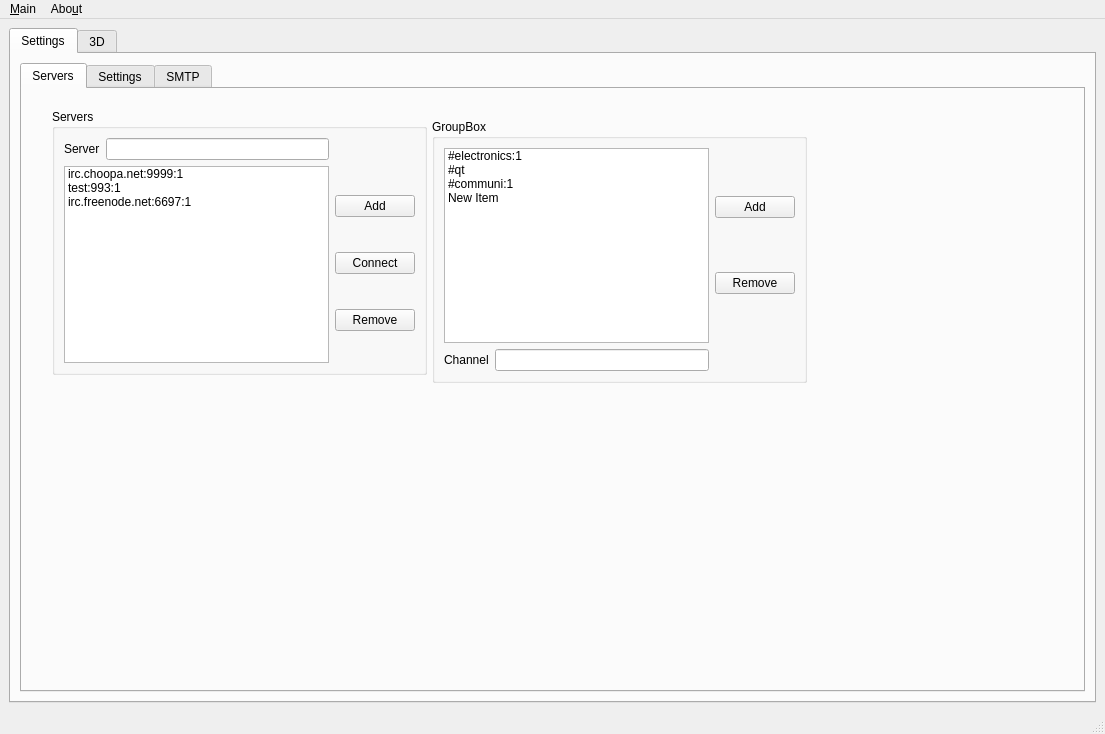
Above: mainwindow.ui from netpipe/cannachat before the change. Below: the same form after it.
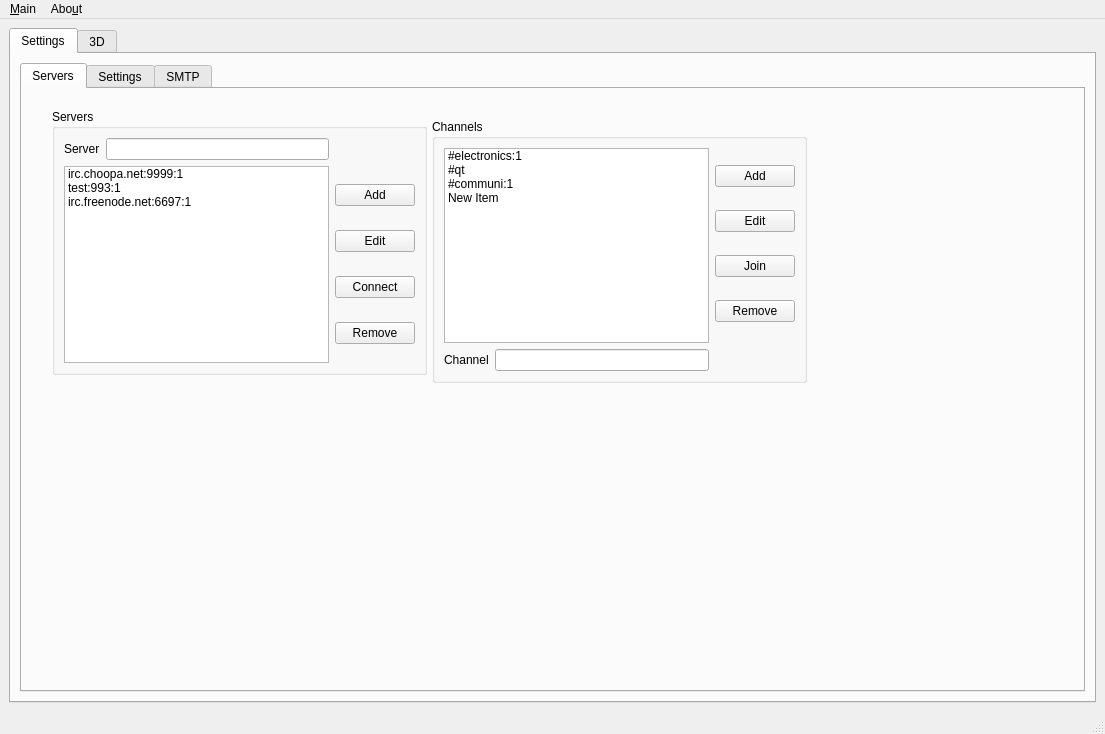
That is the form after the change.

The edit to the form file:
```diff
--- a/mainwindow.ui
+++ b/mainwindow.ui
@@ -89,6 +89,13 @@
                  </property>
                 </widget>
                </item>
+               <item>
+                <widget class="QPushButton" name="serveredit">
+                 <property name="text">
+                  <string>Edit</string>
+                 </property>
+                </widget>
+               </item>
                <item>
                 <widget class="QPushButton" name="connect">
                  <property name="text">
@@ -117,7 +124,7 @@
              </rect>
             </property>
             <property name="title">
-             <string>GroupBox</string>
+             <string>Channels</string>
             </property>
             <layout class="QGridLayout" name="gridLayout_6">
              <item row="0" column="0" colspan="2">
@@ -154,7 +161,21 @@
                 </widget>
                </item>
                <item>
-                <widget class="QPushButton" name="removeserver_2">
+                <widget class="QPushButton" name="editchannel">
+                 <property name="text">
+                  <string>Edit</string>
+                 </property>
+                </widget>
+               </item>
+               <item>
+                <widget class="QPushButton" name="joinchannel">
+                 <property name="text">
+                  <string>Join</string>
+                 </property>
+                </widget>
+               </item>
+               <item>
+                <widget class="QPushButton" name="removechannel">
                  <property name="text">
                   <string>Remove</string>
                  </property>
```
Left out of the diff: 34 changed lines with no effect on the pictures.
